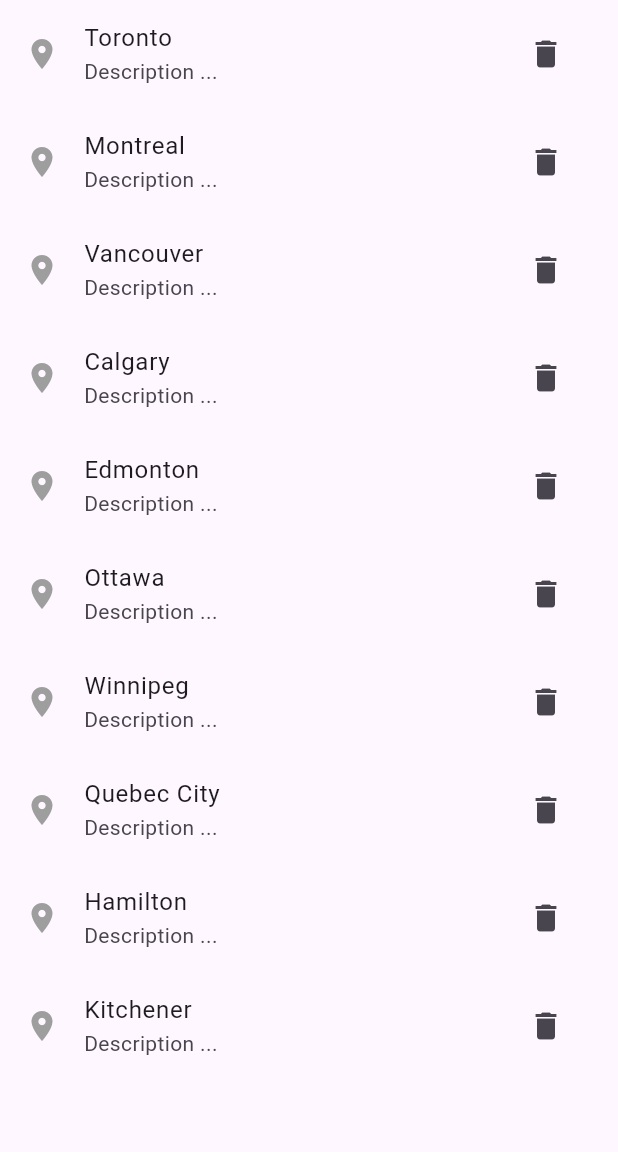
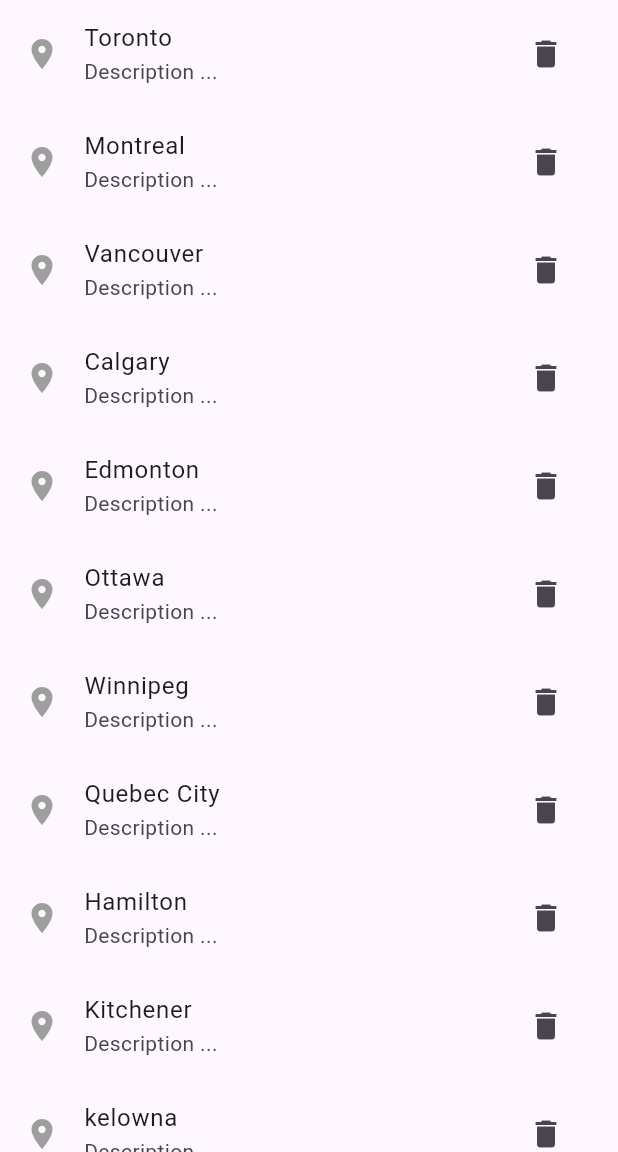
Before and after one commit to TongZhou1210/canadian_cities, a Flutter app: the screen it shows after launch, on a phone screen of 412 x 824 dp, the part 84-1236 px from its top. Run offline on Flutter 3.47's test engine with Material 3 defaults, Android fonts, the phone set to English and light mode, and no system bars.

Commit message:
add one more city

```diff
--- a/lib/main.dart
+++ b/lib/main.dart
@@ -43,7 +43,8 @@ class _MyHomePageState extends State<MyHomePage> {
     "Winnipeg",
     "Quebec City",
     "Hamilton",
-    "Kitchener"
+    "Kitchener",
+    "kelowna"
   ];
   @override
   Widget build(BuildContext context) {
```
